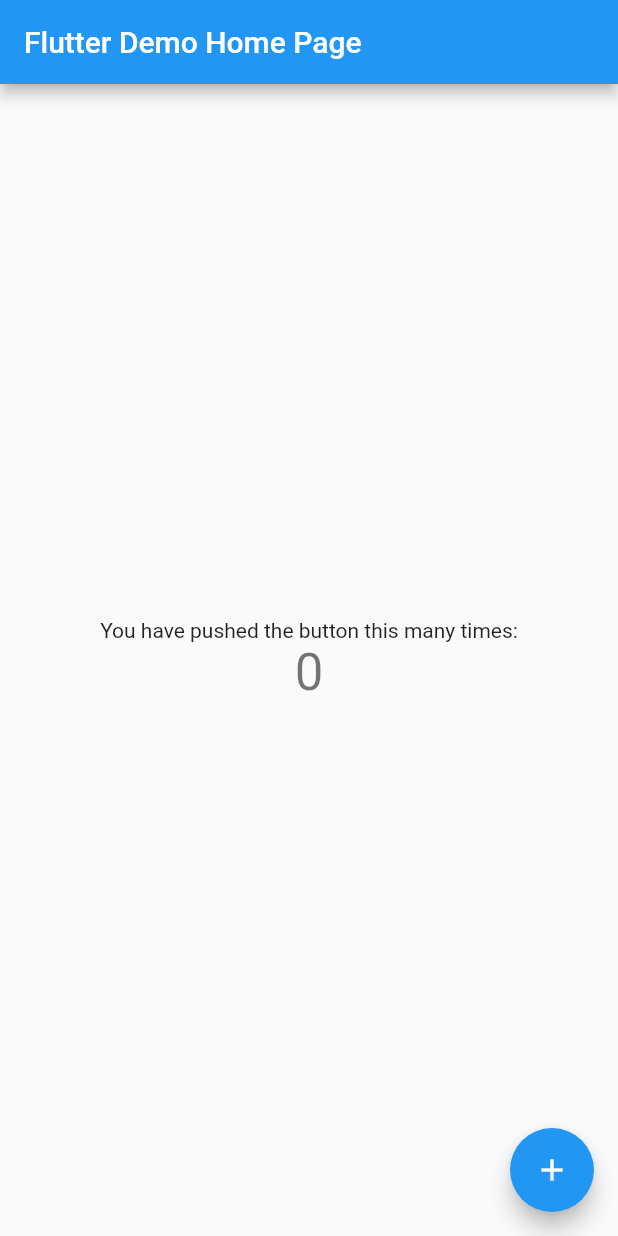
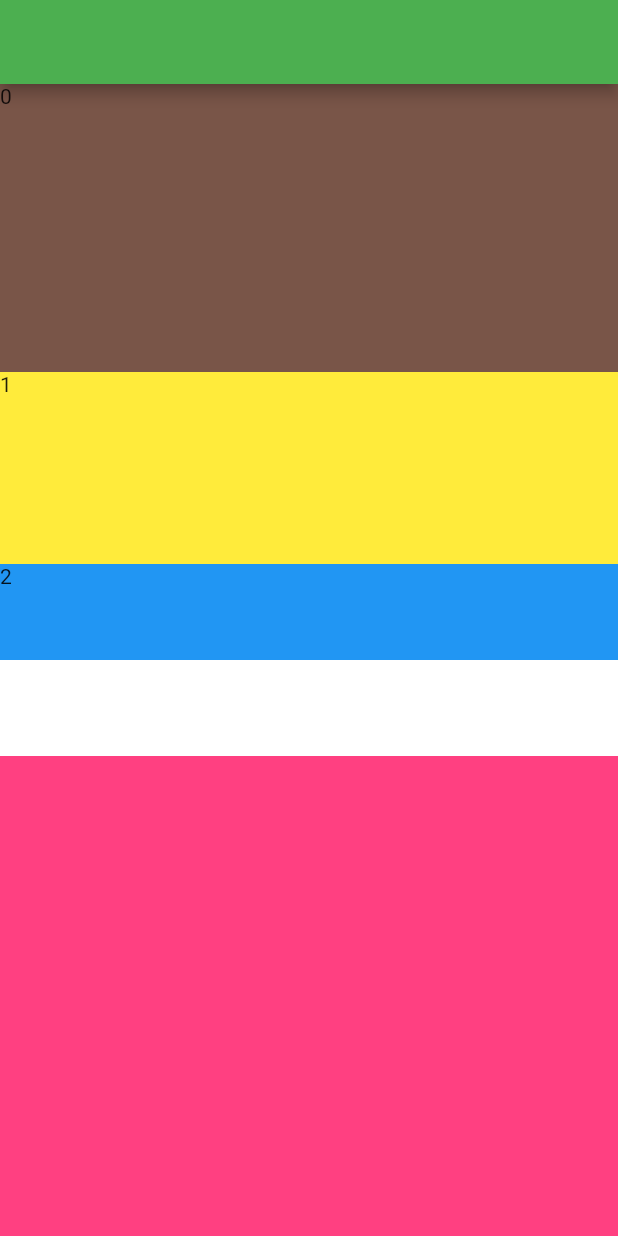
Before and after one commit to EngrTAHAR-Noureddine/CalculatorApp, a Flutter app: the screen it shows after launch, on a phone screen of 412 x 824 dp. Run offline on Flutter 3.47's test engine with Material 2 defaults, Android fonts, the phone set to English and light mode, and no system bars.

Commit message:
build the constractor of my app

```diff
--- /dev/null
+++ b/lib/Home.dart
@@ -0,0 +1,28 @@
+import 'package:flutter/material.dart';
+
+import 'HomeFunction.dart';
+
+class Home extends StatefulWidget {
+  @override
+  _HomeState createState() => _HomeState();
+}
+
+class _HomeState extends State<Home> {
+  @override
+  Widget build(BuildContext context) {
+    return Directionality( textDirection: TextDirection.ltr, /* rtl : dir kolech right to left ; ltr : left to right ; */
+        child: Scaffold(
+          backgroundColor: Colors.white,
+          appBar: AppBar(
+              backgroundColor: Colors.green,
+
+          ),
+
+          body: HomeFunction(),
+
+
+
+        ),
+    );
+  }
+}
--- /dev/null
+++ b/lib/HomeFunction.dart
@@ -0,0 +1,100 @@
+import 'package:flutter/material.dart';
+
+class HomeFunction extends StatefulWidget {
+  @override
+  _HomeFunctionState createState() => _HomeFunctionState();
+}
+
+class _HomeFunctionState extends State<HomeFunction> {
+
+
+
+  List<Widget> _InnerFirstContain(double widthOfScreen){
+    List _innerBodyOfFirstContain=[Colors.brown,Colors.yellow,Colors.blue];
+
+    return new List<Widget>.generate(_innerBodyOfFirstContain.length, (int index) {
+      return Expanded(
+          flex: _innerBodyOfFirstContain.length-index,
+          child: Container(
+            width: widthOfScreen,
+            color: _innerBodyOfFirstContain[index],
+            child: Text( index.toString()),
+
+          )
+      );
+    });
+
+  }
+
+
+
+
+
+  @override
+  Widget build(BuildContext context) {
+    return SafeArea(
+      child: Column(
+        mainAxisAlignment: MainAxisAlignment.start,
+        children: [
+          /***
+           * we splite the screen on two parties
+           * first has three parties we named "InnerFirstContain":
+           * the first to write an operation
+           * the second to show the result
+           * and third to history and copy the result
+           * the second has two parties :
+           * first : to switch between numbers and functions
+           * second : is the pad 4*5
+           * ***/
+          Expanded(
+            flex: 1,
+            child: Container(
+              width: MediaQuery.of(context).size.width,
+              color: Colors.green,
+              child: Column(
+                children: _InnerFirstContain(MediaQuery.of(context).size.width),
+              ),
+            ),
+          ),
+          Expanded(
+            flex: 1,
+            child: Container(
+              width: MediaQuery.of(context).size.width,
+              color: Colors.red,
+              child: Column(
+                children: [
+                  Expanded(
+                    flex: (MediaQuery.of(context).size.width > MediaQuery.of(context).size.height)?0:1,
+                    child: Container(
+                      width: MediaQuery.of(context).size.width,
+                      color: Colors.white,
+
+                    ),
+                  ),
+                  /// this is for number pad and functions
+                  Expanded(
+                    flex: 5,
+                    child: Container(
+                      padding: EdgeInsets.fromLTRB(20, 5, 20, 5),
+                      width: MediaQuery.of(context).size.width,
+                      color: Colors.pinkAccent,
+                      alignment: Alignment.center,
+                      /*child: Column(
+                        children: [
+                          Row(
+                            mainAxisAlignment: MainAxisAlignment.center,
+                            children: _createChildren((MediaQuery.of(context).size.width > MediaQuery.of(context).size.height)?someList+someList2:someList),
+                          ),
+                        ],
+                      ),*/
+                    ),
+                  ),
+                ],
+              ),
+            ),
+          ),
+        ],
+      ),
+    );
+  }
+}
--- a/lib/main.dart
+++ b/lib/main.dart
@@ -1,113 +1,20 @@
 import 'package:flutter/material.dart';
 
-void main() {
-  runApp(MyApp());
-}
+import 'Home.dart';
 
+void main() => runApp(MyApp());
 class MyApp extends StatelessWidget {
-  // This widget is the root of your application.
-  @override
+
   Widget build(BuildContext context) {
+
+
+
+
     return MaterialApp(
-      title: 'Flutter Demo',
-      theme: ThemeData(
-        // This is the theme of your application.
-        //
-        // Try running your application with "flutter run". You'll see the
-        // application has a blue toolbar. Then, without quitting the app, try
-        // changing the primarySwatch below to Colors.green and then invoke
-        // "hot reload" (press "r" in the console where you ran "flutter run",
-        // or simply save your changes to "hot reload" in a Flutter IDE).
-        // Notice that the counter didn't reset back to zero; the application
-        // is not restarted.
-        primarySwatch: Colors.blue,
-      ),
-      home: MyHomePage(title: 'Flutter Demo Home Page'),
-    );
+          debugShowCheckedModeBanner: false,
+          title: 'FecomXpress',
+          home:Home(),
+                    );
+
   }
 }
-
-class MyHomePage extends StatefulWidget {
-  MyHomePage({Key key, this.title}) : super(key: key);
-
-  // This widget is the home page of your application. It is stateful, meaning
-  // that it has a State object (defined below) that contains fields that affect
-  // how it looks.
-
-  // This class is the configuration for the state. It holds the values (in this
-  // case the title) provided by the parent (in this case the App widget) and
-  // used by the build method of the State. Fields in a Widget subclass are
-  // always marked "final".
-
-  final String title;
-
-  @override
-  _MyHomePageState createState() => _MyHomePageState();
-}
-
-class _MyHomePageState extends State<MyHomePage> {
-  int _counter = 0;
-
-  void _incrementCounter() {
-    setState(() {
-      // This call to setState tells the Flutter framework that something has
-      // changed in this State, which causes it to rerun the build method below
-      // so that the display can reflect the updated values. If we changed
-      // _counter without calling setState(), then the build method would not be
-      // called again, and so nothing would appear to happen.
-      _counter++;
-    });
-  }
-
-  @override
-  Widget build(BuildContext context) {
-    // This method is rerun every time setState is called, for instance as done
-    // by the _incrementCounter method above.
-    //
-    // The Flutter framework has been optimized to make rerunning build methods
-    // fast, so that you can just rebuild anything that needs updating rather
-    // than having to individually change instances of widgets.
-    return Scaffold(
-      appBar: AppBar(
-        // Here we take the value from the MyHomePage object that was created by
-        // the App.build method, and use it to set our appbar title.
-        title: Text(widget.title),
-      ),
-      body: Center(
-        // Center is a layout widget. It takes a single child and positions it
-        // in the middle of the parent.
-        child: Column(
-          // Column is also a layout widget. It takes a list of children and
-          // arranges them vertically. By default, it sizes itself to fit its
-          // children horizontally, and tries to be as tall as its parent.
-          //
-          // Invoke "debug painting" (press "p" in the console, choose the
-          // "Toggle Debug Paint" action from the Flutter Inspector in Android
-          // Studio, or the "Toggle Debug Paint" command in Visual Studio Code)
-          // to see the wireframe for each widget.
-          //
-          // Column has various properties to control how it sizes itself and
-          // how it positions its children. Here we use mainAxisAlignment to
-          // center the children vertically; the main axis here is the vertical
-          // axis because Columns are vertical (the cross axis would be
-          // horizontal).
-          mainAxisAlignment: MainAxisAlignment.center,
-          children: <Widget>[
-            Text(
-              'You have pushed the button this many times:',
-            ),
-            Text(
-              '$_counter',
-              style: Theme.of(context).textTheme.headline4,
-            ),
-          ],
-        ),
-      ),
-      floatingActionButton: FloatingActionButton(
-        onPressed: _incrementCounter,
-        tooltip: 'Increment',
-        child: Icon(Icons.add),
-      ), // This trailing comma makes auto-formatting nicer for build methods.
-    );
-  }
-}
```
Also changed, not shown: pubspec.lock, 1 other file.
